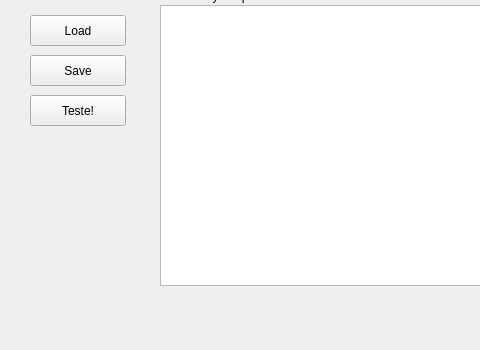
This is MainWindow.ui in marcoc2/dpixel as Qt 5 draws it before an edit; both pictures show x 0 to 480 and y 342 to 692 of the 1223 by 692 pixel window. The edited form follows.
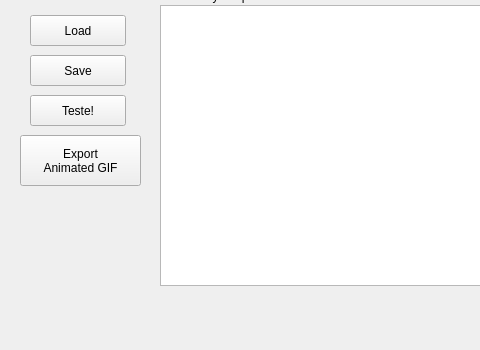
This is the edited form.

Commit message: Add support of animated gif export

```diff
--- a/MainWindow.ui
+++ b/MainWindow.ui
@@ -456,6 +456,20 @@
     </property>
     <layout class="QGridLayout" name="gridLayout"/>
    </widget>
+   <widget class="QPushButton" name="exportGIFButton">
+    <property name="geometry">
+     <rect>
+      <x>20</x>
+      <y>460</y>
+      <width>121</width>
+      <height>51</height>
+     </rect>
+    </property>
+    <property name="text">
+     <string>Export 
+Animated GIF</string>
+    </property>
+   </widget>
   </widget>
   <widget class="QMenuBar" name="menuBar">
    <property name="geometry">
```
Left out of the diff: 2 changed lines with no effect on the pictures. The commit also changes 15 other files.
